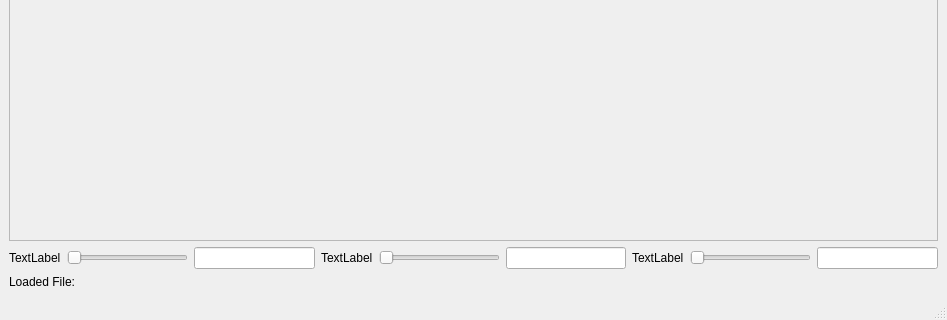
Kickjaw/GUI, file MusselGUI.ui: the form before one commit; both pictures show x 0 to 947 and y 401 to 721 of the 947 by 721 pixel window.
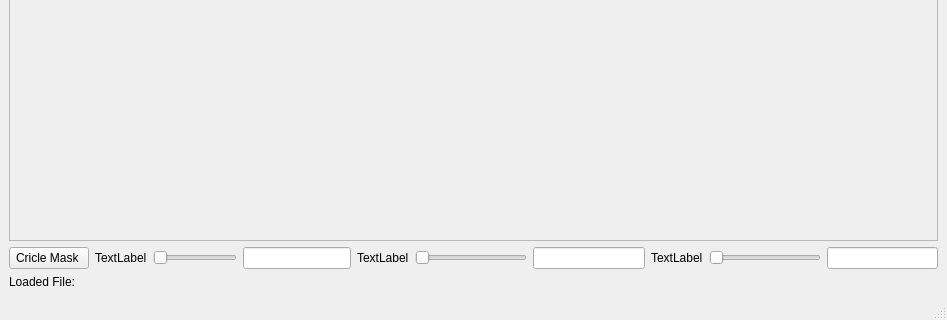
The form after the commit.

The edit to the form file:
```diff
--- a/MusselGUI.ui
+++ b/MusselGUI.ui
@@ -49,6 +49,13 @@
          <layout class="QHBoxLayout" name="horizontalLayout_5">
           <item>
            <layout class="QHBoxLayout" name="horizontalLayout_2">
+            <item>
+             <widget class="QPushButton" name="oCircleMaskButton">
+              <property name="text">
+               <string>Cricle Mask </string>
+              </property>
+             </widget>
+            </item>
             <item>
              <widget class="QLabel" name="label_2">
               <property name="text">
```
Left out of the diff: 6 changed lines with no effect on the pictures.
